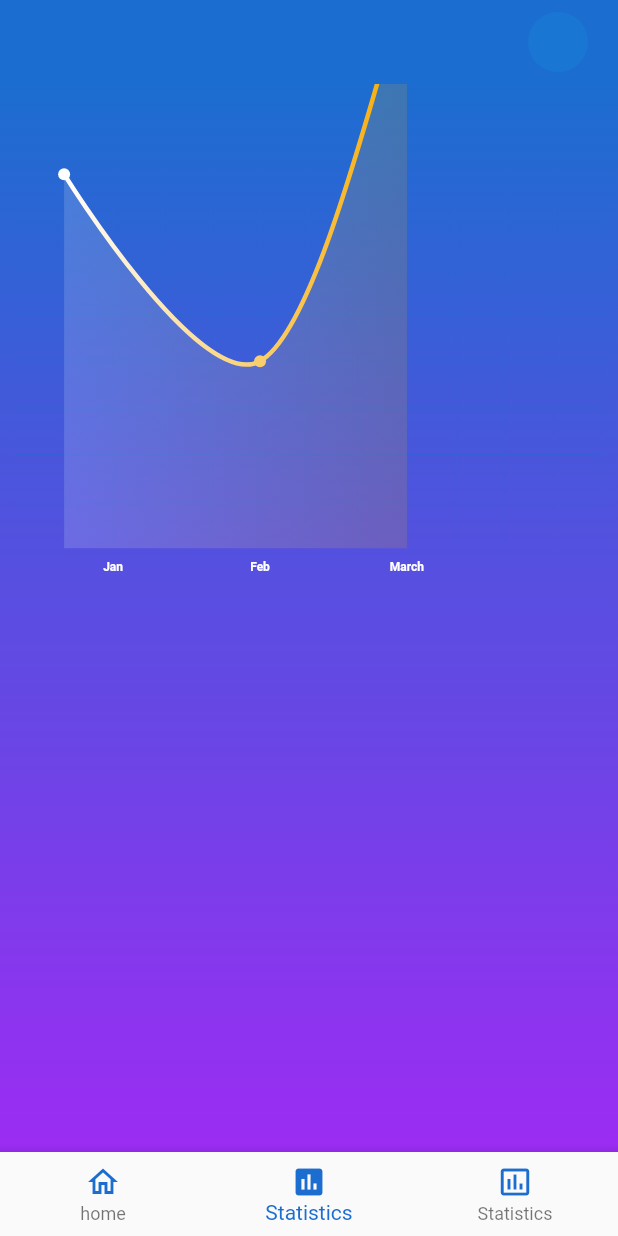
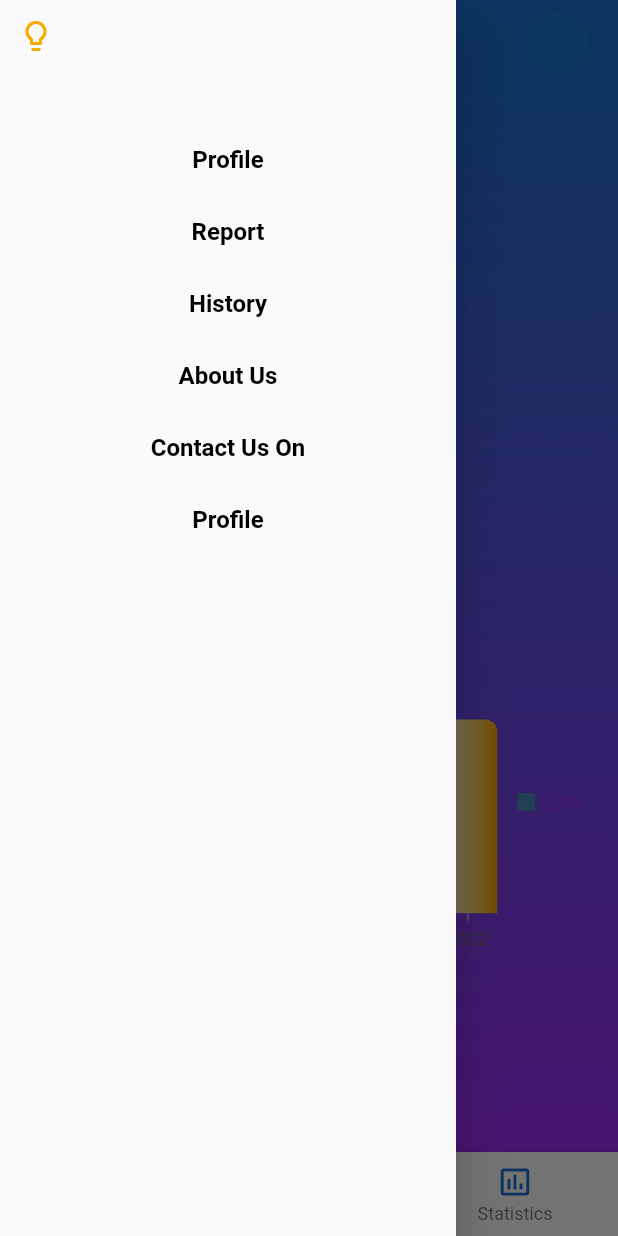
Before and after one commit to ZH1KAR/ewallet, a Flutter app: the HomePage screen opened directly, item 2 of the bottom bar chosen, with the side drawer open (before the commit the screen has no drawer), on a phone screen of 412 x 824 dp. Run offline on Flutter 3.47's test engine with Material 2 defaults, Android fonts, the phone set to English and light mode, and no system bars; drawn by our look-alikes of auto_size_text, fl_chart; our stand-ins replace google_fonts, syncfusion_flutter_charts.

Commit message:
charts and drawer

```diff
--- a/lib/constants.dart
+++ b/lib/constants.dart
@@ -16,3 +16,5 @@ TextStyle kRobotoBlackBold =
     GoogleFonts.roboto(fontSize: 12, fontWeight: FontWeight.bold);
 TextStyle kRobotoChart = GoogleFonts.roboto(
     fontSize: 8, fontWeight: FontWeight.w600, color: Colors.white);
+TextStyle kRobotoBlackBoldDrawer = GoogleFonts.roboto(
+    fontSize: 16, fontWeight: FontWeight.bold, color: Colors.black);
--- a/lib/screens/chart_screen.dart
+++ b/lib/screens/chart_screen.dart
@@ -1,4 +1,5 @@
 import 'package:ewallet/constants.dart';
+import 'package:ewallet/widgets/bar_chart.dart';
 import 'package:ewallet/widgets/line_chart_widgets.dart';
 import 'package:flutter/material.dart';
 
@@ -25,7 +26,8 @@ class _ChartStatisticsState extends State<ChartStatistics> {
               colors: [klightBlue, klightPurpule],
               tileMode: TileMode.clamp),
         ),
-        child: ListView(children: [
+        child: ListView(
+          children: [
             SizedBox(
               width: size.width,
               height: size.height * 0.4,
@@ -34,7 +36,16 @@ class _ChartStatisticsState extends State<ChartStatistics> {
                 child: LineChartWidget(),
               ),
             ),
-        ]),
+            SizedBox(
+              width: size.width,
+              height: size.height * 0.3,
+              child: Padding(
+                padding: const EdgeInsets.only(top: 10.0),
+                child: BarChart(),
+              ),
+            ),
+          ],
+        ),
       ),
     );
   }
--- a/lib/screens/home.dart
+++ b/lib/screens/home.dart
@@ -4,6 +4,7 @@ import 'package:ewallet/screens/chart_screen.dart';
 import 'package:ewallet/screens/home_screen.dart';
 import 'package:ewallet/screens/profile_screen.dart';
 import 'package:ewallet/widgets/credit_card.dart';
+import 'package:ewallet/widgets/drawer.dart';
 import 'package:ewallet/widgets/home_prop_cards.dart';
 import 'package:ewallet/widgets/monthly_log.dart';
 import 'package:flutter/material.dart';
@@ -43,6 +44,7 @@ class _HomePageState extends State<HomePage> {
   Widget build(BuildContext context) {
     Size size = MediaQuery.of(context).size;
     return Scaffold(
+      drawer: DrawerWidget(),
       appBar: AppBar(
           elevation: 0,
           shadowColor: Colors.transparent,
--- a/lib/widgets/bar_chart.dart
+++ b/lib/widgets/bar_chart.dart
@@ -1,5 +1,8 @@
+import 'package:ewallet/constants.dart';
 import 'package:flutter/material.dart';
 import 'package:fl_chart/fl_chart.dart';
+import 'package:intl/intl.dart';
+import 'package:syncfusion_flutter_charts/charts.dart';
 
 class BarChart extends StatefulWidget {
   const BarChart({Key? key}) : super(key: key);
@@ -9,8 +12,86 @@ class BarChart extends StatefulWidget {
 }
 
 class _BarChartState extends State<BarChart> {
+  List<Data>? _chartData;
+  TooltipBehavior? _tooltipBehavior;
+
+  final List<Color> gradient = [
+    Color(0xFFFFFFFF),
+    Color(0xFFF7AA00),
+  ];
+
+  List<Data> getChartData() {
+    final List<Data> chartData = [
+      Data(year: 2018, sale: 23),
+      Data(year: 2019, sale: 12),
+      Data(year: 2020, sale: 18),
+      Data(year: 2021, sale: 8),
+      Data(year: 2022, sale: 30),
+    ];
+    return chartData;
+  }
+
+  @override
+  void initState() {
+    _chartData = getChartData();
+    _tooltipBehavior = TooltipBehavior(enable: true);
+    super.initState();
+  }
+
   @override
   Widget build(BuildContext context) {
-    return Container();
+    return SfCartesianChart(
+      backgroundColor: Colors.transparent,
+      tooltipBehavior: _tooltipBehavior,
+      title: ChartTitle(
+        text: "Monthly Report",
+        textStyle: kRoboto,
+      ),
+      borderColor: Colors.transparent,
+      legend: Legend(isVisible: true, isResponsive: true),
+      series: <ChartSeries<Data, num>>[
+        ColumnSeries(
+          borderGradient: LinearGradient(colors: gradient),
+          gradient: LinearGradient(colors: gradient),
+          borderWidth: 0,
+          borderColor: Colors.transparent,
+          borderRadius: BorderRadius.only(
+              topLeft: Radius.circular(8.0), topRight: Radius.circular(8.0)),
+          name: "Line",
+          dataSource: _chartData!,
+          xValueMapper: (Data sales, _) => sales.year,
+          yValueMapper: (Data sales, _) => sales.sale,
+        ),
+      ],
+      primaryXAxis: NumericAxis(
+        edgeLabelPlacement: EdgeLabelPlacement.shift,
+        majorGridLines: MajorGridLines(width: 0),
+        axisLine: AxisLine(width: 0),
+      ),
+      plotAreaBorderWidth: 0,
+      primaryYAxis: NumericAxis(
+        axisLine: AxisLine(width: 0),
+        majorGridLines: MajorGridLines(width: 0),
+        numberFormat: NumberFormat.compactCurrency(
+            locale: "en_Iraq",
+            name: "Iraqi Dinar",
+            decimalDigits: 0,
+            symbol: "IQD"),
+      ),
+    );
   }
 }
+
+class Data {
+  num? year;
+  num? sale;
+  // double get years {
+  //   return year;
+  // }
+
+  // double get sales {
+  //   return sale;
+  // }
+
+  Data({required this.year, required this.sale});
+}
--- /dev/null
+++ b/lib/widgets/drawer.dart
@@ -0,0 +1,76 @@
+import 'package:auto_size_text/auto_size_text.dart';
+import 'package:ewallet/constants.dart';
+import 'package:flutter/material.dart';
+
+class DrawerWidget extends StatelessWidget {
+  const DrawerWidget({Key? key}) : super(key: key);
+
+  @override
+  Widget build(BuildContext context) {
+    Size size = MediaQuery.of(context).size;
+    return Drawer(
+      child: Column(
+        crossAxisAlignment: CrossAxisAlignment.center,
+        children: [
+          SafeArea(
+            child: SizedBox(
+              width: size.width,
+              height: size.height * 0.1,
+              child: Align(
+                alignment: Alignment.topLeft,
+                child: IconButton(
+                  icon: Icon(
+                    Icons.lightbulb_outline,
+                    color: kYellow,
+                  ),
+                  onPressed: () {},
+                ),
+              ),
+            ),
+          ),
+          TextButtonDrawer(
+            text: "Profile",
+            function: () {},
+          ),
+          TextButtonDrawer(
+            text: "Report",
+            function: () {},
+          ),
+          TextButtonDrawer(
+            text: "History",
+            function: () {},
+          ),
+          TextButtonDrawer(
+            text: "About Us",
+            function: () {},
+          ),
+          TextButtonDrawer(
+            text: "Contact Us On",
+            function: () {},
+          ),
+          TextButtonDrawer(
+            text: "Profile",
+            function: () {},
+          ),
+        ],
+      ),
+    );
+  }
+}
+
+class TextButtonDrawer extends StatelessWidget {
+  const TextButtonDrawer({Key? key, required this.text, required this.function})
+      : super(key: key);
+  final String text;
+  final VoidCallback function;
+  @override
+  Widget build(BuildContext context) {
+    return TextButton(
+      onPressed: function,
+      child: AutoSizeText(
+        text,
+        style: kRobotoBlackBoldDrawer,
+      ),
+    );
+  }
+}
```
Lines whose indentation alone changed are shown as unchanged.
